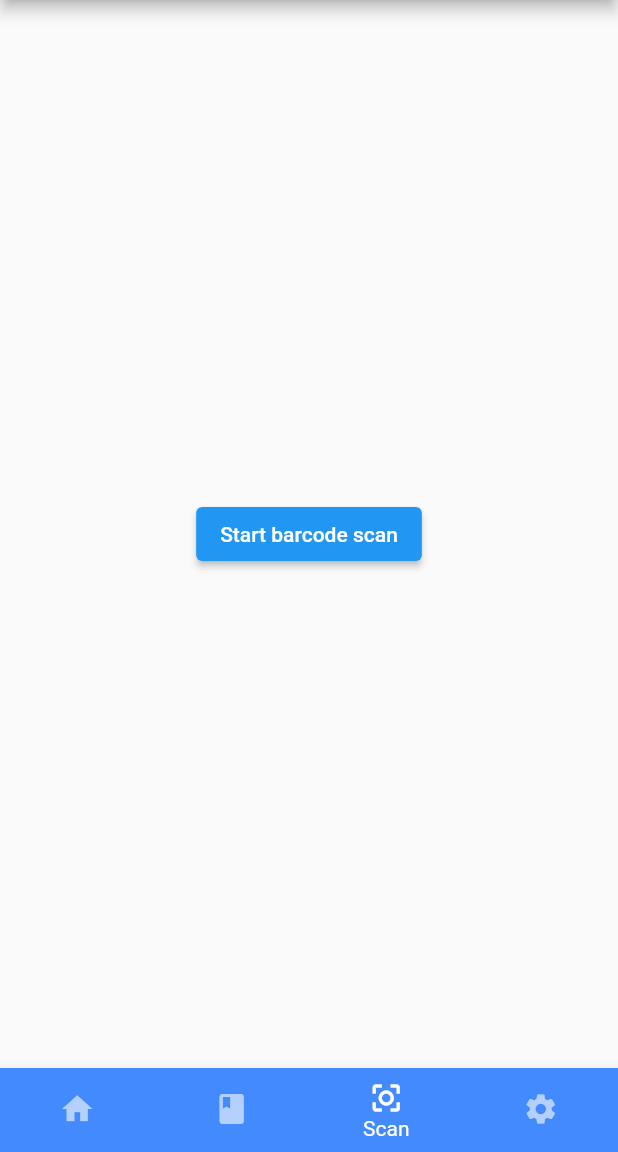
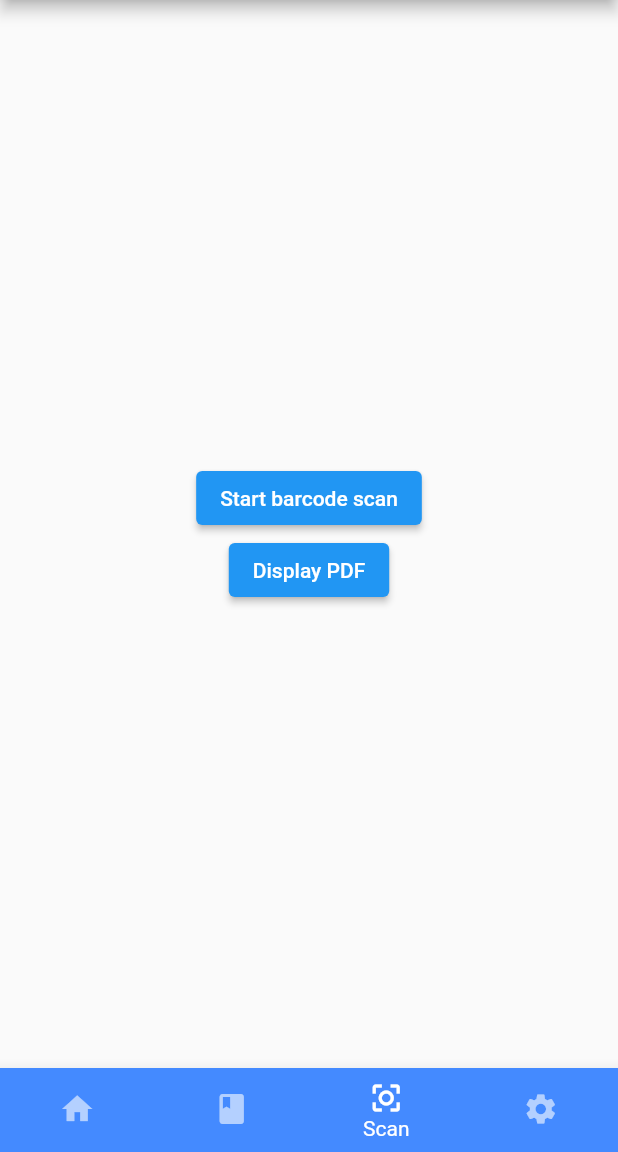
Before and after one commit to Byczax/BRCD, a Flutter app: the screen it shows once a user with an empty profile is signed in, item 3 of the bottom bar chosen, on a phone screen of 412 x 824 dp, the part 84-1236 px from its top. Run offline on Flutter 3.47's test engine with Material 2 defaults, Android fonts, the phone set to English and light mode, and no system bars; our stand-ins replace cloud_firestore, firebase_auth, firebase_core, flutter_expandable_fab, google_sign_in, pdf; missing offline and left inert: flutter_barcode_scanner, open_document; accounts and stored records are empty.

Commit message:
Add pdf sample (android don't work xD )

```diff
--- a/mobile_app/lib/widgets/barcode_scanner.dart
+++ b/mobile_app/lib/widgets/barcode_scanner.dart
@@ -3,6 +3,7 @@ import 'package:flutter/services.dart';
 import 'package:flutter_barcode_scanner/flutter_barcode_scanner.dart';
 import 'package:mobile_app/screens/main_views/new_item_screen.dart';
 import 'package:mobile_app/utils/item_arguments.dart';
+import 'package:mobile_app/utils/pdf/pdf_service.dart';
 
 class BarcodeScan extends StatefulWidget {
   const BarcodeScan({Key? key}) : super(key: key);
@@ -12,6 +13,9 @@ class BarcodeScan extends StatefulWidget {
 }
 
 class _BarcodeScanState extends State<BarcodeScan> {
+  final PdfInvoiceService service = PdfInvoiceService();
+  int number = 0;
+
   Future<void> scanBarcodeNormal() async {
     String barcodeScanRes;
     // Platform messages may fail, so we use a try/catch PlatformException.
@@ -43,6 +47,14 @@ class _BarcodeScanState extends State<BarcodeScan> {
                     key: const Key("ScannerButton"),
                     onPressed: () => scanBarcodeNormal(),
                     child: const Text('Start barcode scan')),
+                ElevatedButton(
+                    key: const Key("PdfButton"),
+                    onPressed: () async {
+                      final data = await service.createHelloWorld();
+                      service.savePdfFile("invoice_$number", data);
+                      number++;
+                    },
+                    child: const Text('Display PDF')),
               ]));
     });
   }
--- a/mobile_app/pubspec.yaml
+++ b/mobile_app/pubspec.yaml
@@ -40,6 +40,10 @@ dependencies:
   # Use with the CupertinoIcons class for iOS style icons.
   cupertino_icons: ^1.0.2
   flutter_expandable_fab: ^1.7.1
+  open_file: ^3.3.1
+  pdf: ^3.10.1
+  path_provider: ^2.0.14
+  open_document: ^1.0.6+2
 
 dev_dependencies:
   flutter_test:
```
Also changed, not shown: mobile_app/lib/utils/pdf/pdf_service.dart (added, +44 -0 lines), mobile_app/pubspec.lock, 3 other files.
